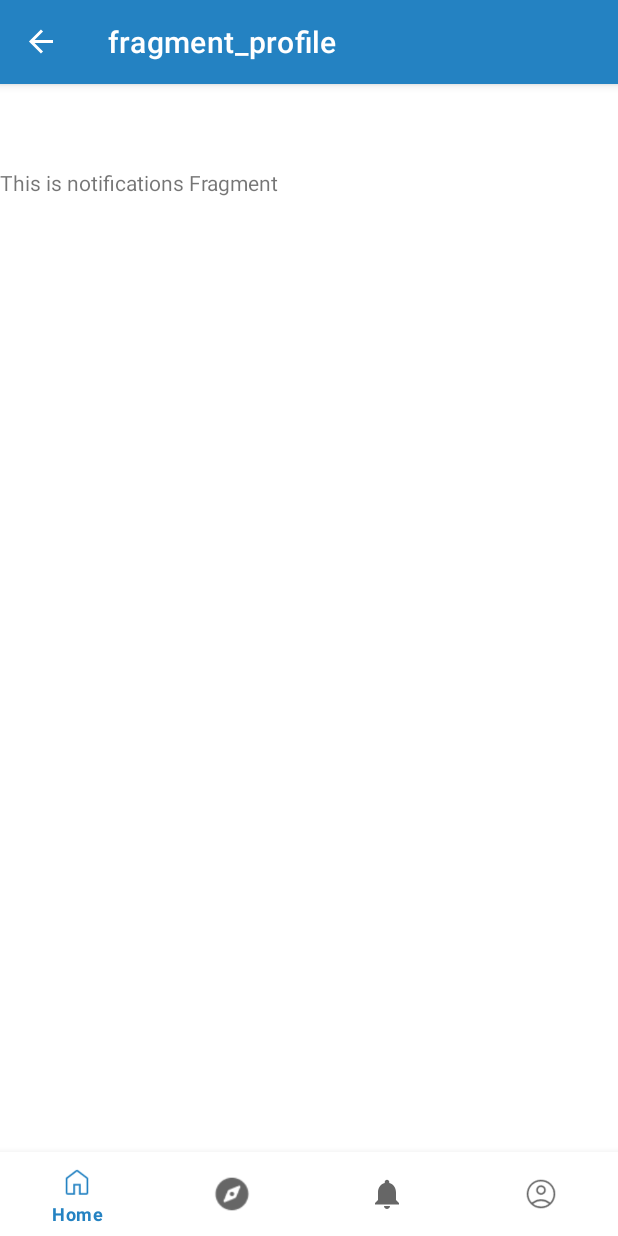
After one commit to Six-Kizuki-to-the-moon/Tourista-App, an Android app: the ProfileFragment screen opened through its navigation route, on a phone screen of 412 x 824 dp. The commit adds this screen. Run offline under Robolectric (Android 15) with nearby library versions, the phone set to English and light mode, and no system bars; our stand-ins replace navigation-ui.

Commit message:
refactor: register features, add profile fragment, change bottom navigation

```diff
--- a/app/src/main/java/com/uppermoon/touristaapp/presentation/main/MainActivity.kt
+++ b/app/src/main/java/com/uppermoon/touristaapp/presentation/main/MainActivity.kt
@@ -27,7 +27,7 @@ class MainActivity : AppCompatActivity() {
         // menu should be considered as top level destinations.
         val appBarConfiguration = AppBarConfiguration(
             setOf(
-                R.id.navigation_home, R.id.navigation_dashboard, R.id.navigation_notifications
+                R.id.navigation_home, R.id.navigation_dashboard, R.id.navigation_notifications, R.id.navigation_profile
             )
         )
         setupActionBarWithNavController(navController, appBarConfiguration)
--- /dev/null
+++ b/app/src/main/java/com/uppermoon/touristaapp/presentation/profile/ProfileFragment.kt
@@ -0,0 +1,45 @@
+package com.uppermoon.touristaapp.presentation.profile
+
+import android.os.Bundle
+import androidx.fragment.app.Fragment
+import android.view.LayoutInflater
+import android.view.View
+import android.view.ViewGroup
+import android.widget.TextView
+import androidx.lifecycle.ViewModelProvider
+import com.uppermoon.touristaapp.R
+import com.uppermoon.touristaapp.databinding.FragmentNotificationsBinding
+import com.uppermoon.touristaapp.databinding.FragmentProfileBinding
+import com.uppermoon.touristaapp.presentation.notifications.NotificationsViewModel
+
+
+class ProfileFragment : Fragment() {
+    private var _binding: FragmentProfileBinding? = null
+
+    // This property is only valid between onCreateView and
+    // onDestroyView.
+    private val binding get() = _binding!!
+
+    override fun onCreateView(
+        inflater: LayoutInflater,
+        container: ViewGroup?,
+        savedInstanceState: Bundle?
+    ): View {
+        val notificationsViewModel =
+            ViewModelProvider(this).get(NotificationsViewModel::class.java)
+
+        _binding = FragmentProfileBinding.inflate(inflater, container, false)
+        val root: View = binding.root
+
+        val textView: TextView = binding.textProfile
+        notificationsViewModel.text.observe(viewLifecycleOwner) {
+            textView.text = it
+        }
+        return root
+    }
+
+    override fun onDestroyView() {
+        super.onDestroyView()
+        _binding = null
+    }
+}
--- /dev/null
+++ b/app/src/main/res/layout/fragment_profile.xml
@@ -0,0 +1,15 @@
+<?xml version="1.0" encoding="utf-8"?>
+<FrameLayout xmlns:android="http://schemas.android.com/apk/res/android"
+    xmlns:tools="http://schemas.android.com/tools"
+    android:layout_width="match_parent"
+    android:layout_height="match_parent"
+    tools:context=".presentation.profile.ProfileFragment">
+
+    <!-- TODO: Update blank fragment layout -->
+    <TextView
+        android:id="@+id/text_profile"
+        android:layout_width="match_parent"
+        android:layout_height="match_parent"
+        android:text="@string/hello_blank_fragment" />
+
+</FrameLayout>
--- a/app/src/main/res/menu/bottom_nav_menu.xml
+++ b/app/src/main/res/menu/bottom_nav_menu.xml
@@ -12,6 +12,11 @@
         android:title="@string/title_explore" />
 
     <item
+        android:id="@+id/navigation_notifications"
+        android:icon="@drawable/ic_notifications_black_24dp"
+        android:title="@string/title_notifications" />
+
+    <item
         android:id="@+id/navigation_profile"
         android:icon="@drawable/icon_profile"
         android:title="@string/title_profile" />
--- a/app/src/main/res/navigation/mobile_navigation.xml
+++ b/app/src/main/res/navigation/mobile_navigation.xml
@@ -22,4 +22,10 @@
         android:name="com.uppermoon.touristaapp.presentation.notifications.NotificationsFragment"
         android:label="@string/title_notifications"
         tools:layout="@layout/fragment_notifications" />
+
+    <fragment
+        android:id="@+id/profileFragment"
+        android:name="com.uppermoon.touristaapp.presentation.profile.ProfileFragment"
+        android:label="fragment_profile"
+        tools:layout="@layout/fragment_profile" />
 </navigation>
--- a/app/src/main/res/values/strings.xml
+++ b/app/src/main/res/values/strings.xml
@@ -37,4 +37,6 @@
     <string name="search_now">Search Now</string>
     <string name="rating">4.5</string>
     <string name="review_decription">Lorem ipsum dolor sit amet, consectetur adipiscing elit.</string>
+    <!-- TODO: Remove or change this placeholder text -->
+    <string name="hello_blank_fragment">Hello blank fragment</string>
 </resources>
```
Also changed, not shown: app/src/main/java/com/uppermoon/touristaapp/presentation/profile/ProfileViewModel.kt (added, +13 -0 lines), app/src/main/java/com/uppermoon/touristaapp/presentation/register/RegisterActivity.kt (+72 -1 lines), app/src/main/res/layout/activity_register.xml (+13 -1 lines).
